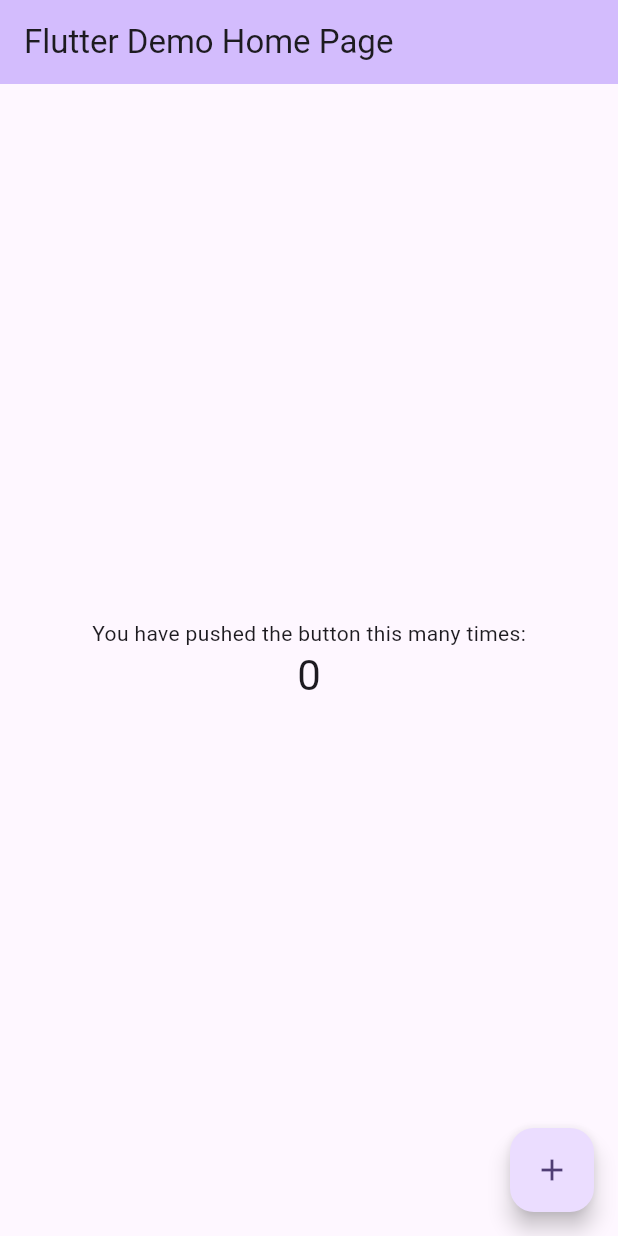
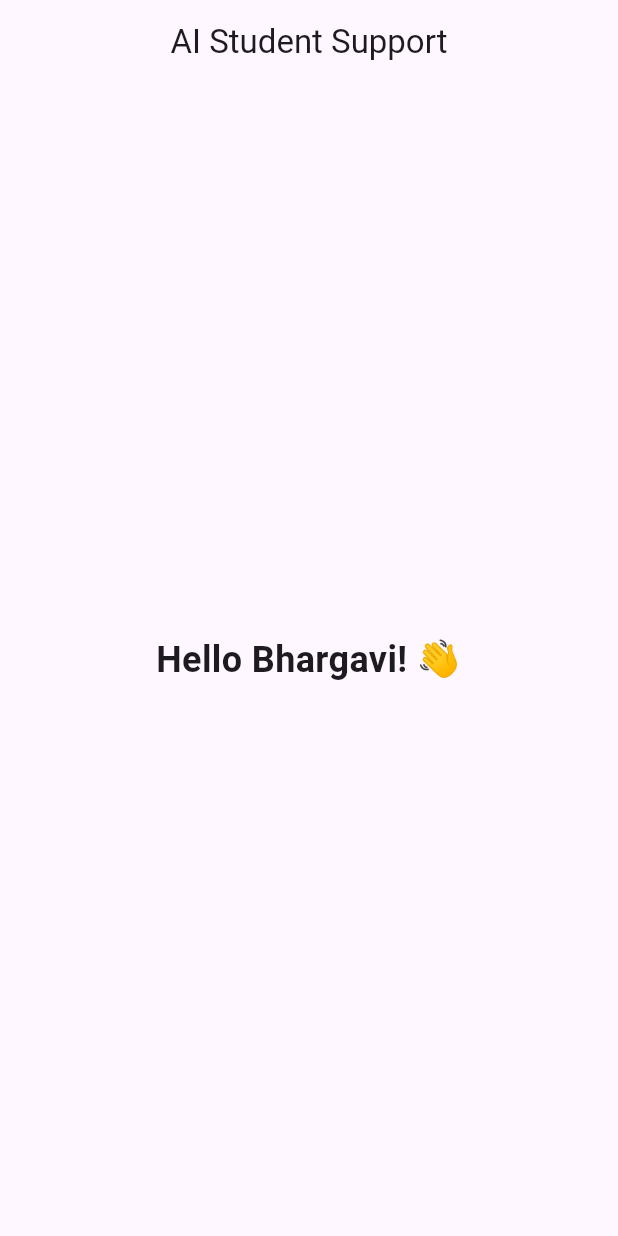
Before and after one commit to bhar015/AI-Student-Support-Chatbot, a Flutter app: the screen it shows after launch, on a phone screen of 412 x 824 dp. Run offline on Flutter 3.47's test engine with Material 3 defaults, Android fonts, the phone set to English and light mode, and no system bars.

Commit message:
Created basic Flutter app and project structure

```diff
--- a/lib/main.dart
+++ b/lib/main.dart
@@ -1,121 +1,31 @@
 import 'package:flutter/material.dart';
 
 void main() {
-  runApp(const MyApp());
+  runApp(const StudentSupportAI());
 }
 
-class MyApp extends StatelessWidget {
-  const MyApp({super.key});
+class StudentSupportAI extends StatelessWidget {
+  const StudentSupportAI({super.key});
 
-  // This widget is the root of your application.
   @override
   Widget build(BuildContext context) {
     return MaterialApp(
-      title: 'Flutter Demo',
-      theme: ThemeData(
-        // This is the theme of your application.
-        //
-        // TRY THIS: Try running your application with "flutter run". You'll see
-        // the application has a purple toolbar. Then, without quitting the app,
-        // try changing the seedColor in the colorScheme below to Colors.green
-        // and then invoke "hot reload" (save your changes or press the "hot
-        // reload" button in a Flutter-supported IDE, or press "r" if you used
-        // the command line to start the app).
-        //
-        // Notice that the counter didn't reset back to zero; the application
-        // state is not lost during the reload. To reset the state, use hot
-        // restart instead.
-        //
-        // This works for code too, not just values: Most code changes can be
-        // tested with just a hot reload.
-        colorScheme: .fromSeed(seedColor: Colors.deepPurple),
-      ),
-      home: const MyHomePage(title: 'Flutter Demo Home Page'),
-    );
-  }
-}
-
-class MyHomePage extends StatefulWidget {
-  const MyHomePage({super.key, required this.title});
-
-  // This widget is the home page of your application. It is stateful, meaning
-  // that it has a State object (defined below) that contains fields that affect
-  // how it looks.
-
-  // This class is the configuration for the state. It holds the values (in this
-  // case the title) provided by the parent (in this case the App widget) and
-  // used by the build method of the State. Fields in a Widget subclass are
-  // always marked "final".
-
-  final String title;
-
-  @override
-  State<MyHomePage> createState() => _MyHomePageState();
-}
-
-class _MyHomePageState extends State<MyHomePage> {
-  int _counter = 0;
-
-  void _incrementCounter() {
-    setState(() {
-      // This call to setState tells the Flutter framework that something has
-      // changed in this State, which causes it to rerun the build method below
-      // so that the display can reflect the updated values. If we changed
-      // _counter without calling setState(), then the build method would not be
-      // called again, and so nothing would appear to happen.
-      _counter++;
-    });
-  }
-
-  @override
-  Widget build(BuildContext context) {
-    // This method is rerun every time setState is called, for instance as done
-    // by the _incrementCounter method above.
-    //
-    // The Flutter framework has been optimized to make rerunning build methods
-    // fast, so that you can just rebuild anything that needs updating rather
-    // than having to individually change instances of widgets.
-    return Scaffold(
-      appBar: AppBar(
-        // TRY THIS: Try changing the color here to a specific color (to
-        // Colors.amber, perhaps?) and trigger a hot reload to see the AppBar
-        // change color while the other colors stay the same.
-        backgroundColor: Theme.of(context).colorScheme.inversePrimary,
-        // Here we take the value from the MyHomePage object that was created by
-        // the App.build method, and use it to set our appbar title.
-        title: Text(widget.title),
-      ),
-      body: Center(
-        // Center is a layout widget. It takes a single child and positions it
-        // in the middle of the parent.
-        child: Column(
-          // Column is also a layout widget. It takes a list of children and
-          // arranges them vertically. By default, it sizes itself to fit its
-          // children horizontally, and tries to be as tall as its parent.
-          //
-          // Column has various properties to control how it sizes itself and
-          // how it positions its children. Here we use mainAxisAlignment to
-          // center the children vertically; the main axis here is the vertical
-          // axis because Columns are vertical (the cross axis would be
-          // horizontal).
-          //
-          // TRY THIS: Invoke "debug painting" (choose the "Toggle Debug Paint"
-          // action in the IDE, or press "p" in the console), to see the
-          // wireframe for each widget.
-          mainAxisAlignment: .center,
-          children: [
-            const Text('You have pushed the button this many times:'),
-            Text(
-              '$_counter',
-              style: Theme.of(context).textTheme.headlineMedium,
+      debugShowCheckedModeBanner: false,
+      title: 'AI Student Support',
+      home: Scaffold(
+        appBar: AppBar(
+          title: const Text("AI Student Support"),
+          centerTitle: true,
+        ),
+        body: const Center(
+          child: Text(
+            "Hello Bhargavi! 👋",
+            style: TextStyle(
+              fontSize: 24,
+              fontWeight: FontWeight.bold,
             ),
-          ],
+          ),
         ),
-      ),
-      floatingActionButton: FloatingActionButton(
-        onPressed: _incrementCounter,
-        tooltip: 'Increment',
-        child: const Icon(Icons.add),
       ),
     );
   }
```
